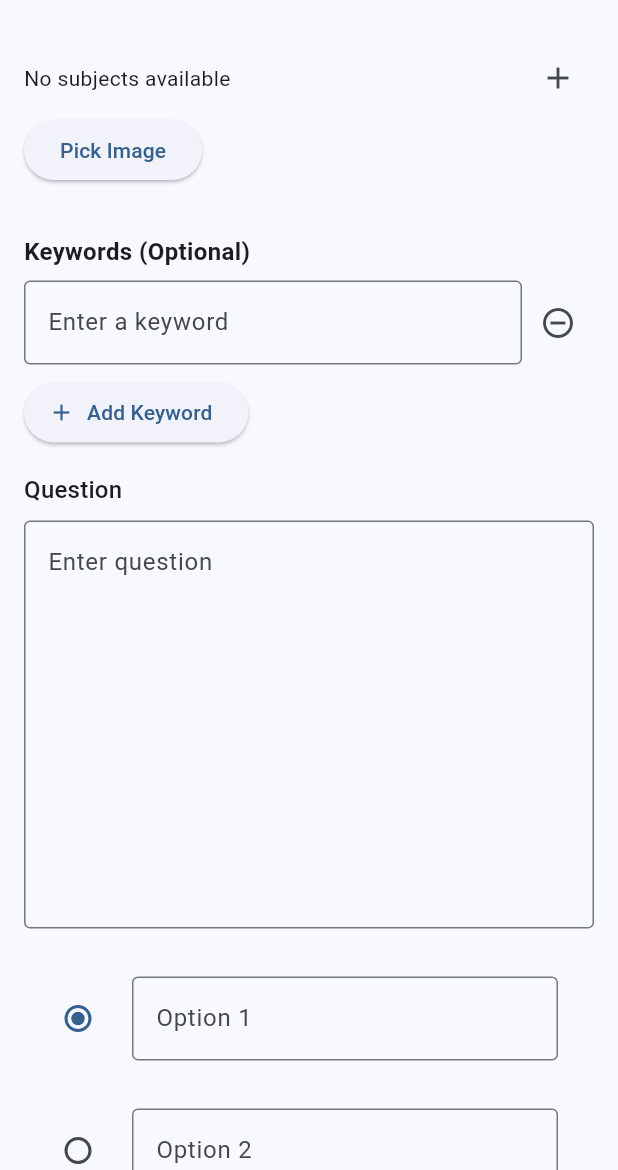
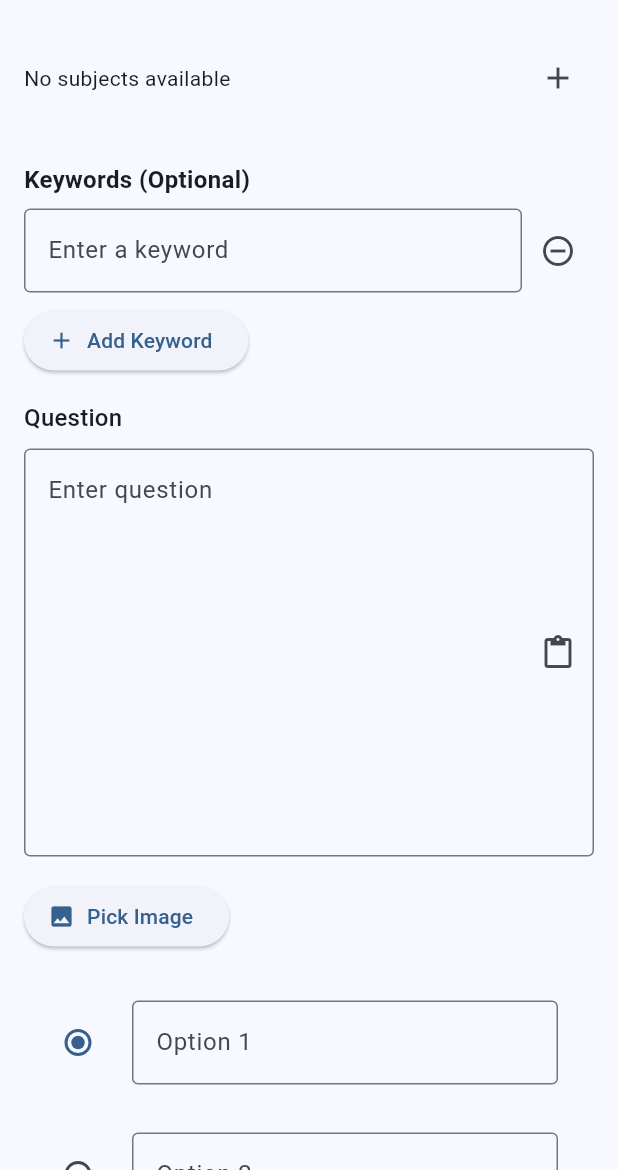
Before and after one commit to semi1204/--------------------, a Flutter app: the AddQuizPage screen opened directly, on a phone screen of 412 x 824 dp, the part 66-1236 px from its top. Run offline on Flutter 3.47's test engine with Material 3 defaults, Android fonts, the phone set to English and light mode, and no system bars; our stand-ins replace cloud_firestore, firebase_auth, firebase_core, firebase_storage, flutter_markdown, google_sign_in and 2 more; missing offline and left inert: markdown; accounts and stored records are empty.

Commit message:
이미지 picker사용하고 addquizpage 코드 모듈화 해놓음

```diff
--- a/lib/pages/add_quiz_page.dart
+++ b/lib/pages/add_quiz_page.dart
@@ -1,16 +1,16 @@
 import 'package:flutter/material.dart';
-import 'package:flutter_markdown/flutter_markdown.dart';
 import 'package:provider/provider.dart';
 import '../services/quiz_service.dart';
 import '../models/quiz.dart';
 import 'package:logger/logger.dart';
 import '../widgets/subject_dropdown_with_add_button.dart';
 import '../widgets/quiz_type_dropdown_with_add_button.dart';
-import 'package:markdown/markdown.dart' as md;
+import '../widgets/markdown_field.dart';
+import '../widgets/keyword_fields.dart';
+import '../widgets/option_fields.dart';
 import 'dart:io';
 import 'package:firebase_storage/firebase_storage.dart';
 import 'package:image_picker/image_picker.dart';
-import 'package:permission_handler/permission_handler.dart';
 
 class AddQuizPage extends StatefulWidget {
   const AddQuizPage({super.key});
@@ -24,7 +24,7 @@ class _AddQuizPageState extends State<AddQuizPage> {
   late final Logger _logger;
   late final QuizService _quizService;
   File? _image;
-  String? _imageUrl; // 이 부분을 다시 추가했습니다.
+  String? _imageUrl;
 
   String? _selectedSubjectId;
   String? _selectedTypeId;
@@ -45,7 +45,6 @@ class _AddQuizPageState extends State<AddQuizPage> {
     _logger = Provider.of<Logger>(context, listen: false);
     _quizService = Provider.of<QuizService>(context, listen: false);
     _logger.i('AddQuizPage initialized');
-    _requestPermissions();
   }
 
   @override
@@ -100,14 +99,6 @@ class _AddQuizPageState extends State<AddQuizPage> {
                 },
                 onAddPressed: () => _showAddDialog(isSubject: true),
               ),
-              ElevatedButton(
-                onPressed: _pickImage,
-                child: const Text('Pick Image'),
-              ),
-              if (_image != null)
-                Image.file(_image!, height: 200)
-              else if (_imageUrl != null)
-                Image.network(_imageUrl!, height: 200),
               const SizedBox(height: 16),
               if (_selectedSubjectId != null)
                 QuizTypeDropdownWithAddButton(
@@ -124,27 +115,63 @@ class _AddQuizPageState extends State<AddQuizPage> {
                   onAddPressed: () => _showAddDialog(isSubject: false),
                 ),
               const SizedBox(height: 16),
-              _buildKeywordFields(),
+              KeywordFields(
+                controllers: _keywordControllers,
+                logger: _logger,
+              ),
               const SizedBox(height: 16),
-              // 수정된 부분: Markdown 위젯 사용
-              _buildMarkdownField(
+              MarkdownField(
                 controller: _questionController,
                 labelText: 'Question',
                 validator: (value) =>
                     value!.isEmpty ? 'Please enter a question' : null,
+                isPreviewMode: _isPreviewMode,
+                logger: _logger,
               ),
               const SizedBox(height: 16),
-              ..._buildOptionFields(),
+              if (_image == null)
+                ElevatedButton.icon(
+                  icon: const Icon(Icons.image),
+                  label: const Text('Pick Image'),
+                  onPressed: _pickImage,
+                )
+              else
+                Column(
+                  children: [
+                    Image.file(_image!),
+                    const SizedBox(height: 8),
+                    ElevatedButton.icon(
+                      icon: const Icon(Icons.edit),
+                      label: const Text('Change Image'),
+                      onPressed: _pickImage,
+                    ),
+                  ],
+                ),
               const SizedBox(height: 16),
-              // 수정된 부분: Markdown 위젯 사용
-              _buildMarkdownField(
+              OptionFields(
+                controllers: _optionControllers,
+                correctOptionIndex: _correctOptionIndex,
+                onOptionChanged: (value) {
+                  setState(() {
+                    _correctOptionIndex = value!;
+                  });
+                },
+                logger: _logger,
+              ),
+              const SizedBox(height: 16),
+              MarkdownField(
                 controller: _explanationController,
                 labelText: 'Explanation',
                 validator: (value) =>
                     value!.isEmpty ? 'Please enter an explanation' : null,
+                isPreviewMode: _isPreviewMode,
+                logger: _logger,
               ),
               const SizedBox(height: 20),
-              _buildSubmitButton(),
+              ElevatedButton(
+                onPressed: _submitQuiz,
+                child: const Text('Add Quiz'),
+              ),
             ],
           ),
         ),
@@ -153,15 +180,9 @@ class _AddQuizPageState extends State<AddQuizPage> {
   }
 
   Future<void> _pickImage() async {
-    _logger.i('Picking image for quiz');
+    _logger.i('Attempting to pick image for quiz');
 
-    // 권한 체크 추가
-    PermissionStatus photoStatus = await Permission.photos.status;
-    if (!photoStatus.isGranted) {
-      _logger.w('Photo permission not granted');
-      return;
-    }
-
+    try {
       final picker = ImagePicker();
       final pickedFile = await picker.pickImage(source: ImageSource.gallery);
 
@@ -173,57 +194,15 @@ class _AddQuizPageState extends State<AddQuizPage> {
       } else {
         _logger.w('No image selected');
       }
+    } catch (e) {
+      _logger.e('Error picking image: $e');
+      if (mounted) {
+        ScaffoldMessenger.of(context).showSnackBar(
+          const SnackBar(
+              content: Text('Failed to pick image. Please try again.')),
+        );
       }
-
-  // Markdown 필드 빌드
-  Widget _buildMarkdownField({
-    required TextEditingController controller,
-    required String labelText,
-    required String? Function(String?)? validator,
-  }) {
-    return Column(
-      crossAxisAlignment: CrossAxisAlignment.start,
-      children: [
-        Text(labelText, style: Theme.of(context).textTheme.titleMedium),
-        const SizedBox(height: 8),
-        if (_isPreviewMode)
-          Container(
-            height: 200,
-            decoration: BoxDecoration(
-              border: Border.all(color: Colors.grey),
-              borderRadius: BorderRadius.circular(4),
-            ),
-            child: Markdown(
-              data: controller.text,
-              selectable: true,
-              extensionSet: md.ExtensionSet([
-                md.TableSyntax(),
-              ], md.ExtensionSet.gitHubFlavored.inlineSyntaxes),
-              styleSheet: MarkdownStyleSheet(
-                p: const TextStyle(fontSize: 16),
-                tableBody: const TextStyle(fontSize: 14),
-                tableBorder: TableBorder.all(color: Colors.grey),
-                tableColumnWidth: const FixedColumnWidth(120),
-                tableCellsPadding: const EdgeInsets.all(4),
-              ),
-            ),
-          )
-        else
-          TextFormField(
-            controller: controller,
-            decoration: InputDecoration(
-              border: const OutlineInputBorder(),
-              hintText: 'Enter ${labelText.toLowerCase()}',
-            ),
-            maxLines: 10,
-            validator: validator,
-            onChanged: (value) {
-              setState(() {});
-              _logger.i('Text changed in $labelText field');
-            },
-          ),
-      ],
-    );
+    }
   }
 
   Future<void> _showAddDialog({required bool isSubject}) async {
@@ -278,108 +257,6 @@ class _AddQuizPageState extends State<AddQuizPage> {
           ],
         );
       },
-    );
-  }
-
-  Future<void> _requestPermissions() async {
-    _logger.i('Requesting permissions');
-    Map<Permission, PermissionStatus> statuses = await [
-      Permission.photos,
-      Permission.camera,
-    ].request();
-    _logger.i('Permission statuses: $statuses');
-  }
-
-  Widget _buildKeywordFields() {
-    return Column(
-      crossAxisAlignment: CrossAxisAlignment.start,
-      children: [
-        const Text('Keywords (Optional)',
-            style: TextStyle(fontSize: 16, fontWeight: FontWeight.bold)),
-        const SizedBox(height: 8),
-        ..._keywordControllers.map((controller) => Padding(
-              padding: const EdgeInsets.only(bottom: 8.0),
-              child: Row(
-                children: [
-                  Expanded(
-                    child: TextFormField(
-                      controller: controller,
-                      decoration: const InputDecoration(
-                        hintText: 'Enter a keyword',
-                        border: OutlineInputBorder(),
-                      ),
-                    ),
-                  ),
-                  IconButton(
-                    icon: const Icon(Icons.remove_circle_outline),
-                    onPressed: () => _removeKeywordField(controller),
-                  ),
-                ],
-              ),
-            )),
-        ElevatedButton.icon(
-          icon: const Icon(Icons.add),
-          label: const Text('Add Keyword'),
-          onPressed: _addKeywordField,
-        ),
-      ],
-    );
-  }
-
-  void _removeKeywordField(TextEditingController controller) {
-    setState(() {
-      _keywordControllers.remove(controller);
-      controller.dispose();
-    });
-    _logger.i('Removed keyword field');
-  }
-
-  void _addKeywordField() {
-    setState(() {
-      _keywordControllers.add(TextEditingController());
-    });
-    _logger.i('Added new keyword field');
-  }
-
-  List<Widget> _buildOptionFields() {
-    _logger.i('Building option fields');
-    return List.generate(5, (index) {
-      return Padding(
-        padding: const EdgeInsets.symmetric(vertical: 8.0),
-        child: RadioListTile<int>(
-          title: TextFormField(
-            controller: _optionControllers[index],
-            decoration: InputDecoration(
-              labelText: 'Option ${index + 1}',
-              border: const OutlineInputBorder(),
-            ),
-            validator: (value) {
-              if (value == null || value.isEmpty) {
-                _logger.w('Option ${index + 1} is empty');
-                return 'Please enter an option';
-              }
-              return null;
-            },
-          ),
-          value: index,
-          groupValue: _correctOptionIndex,
-          onChanged: (int? value) {
-            if (value != null && value != _correctOptionIndex) {
-              setState(() {
-                _correctOptionIndex = value;
-              });
-              _logger.i('Correct option changed to: ${value + 1}');
-            }
-          },
-        ),
-      );
-    });
-  }
-
-  Widget _buildSubmitButton() {
-    return ElevatedButton(
-      onPressed: _submitQuiz,
-      child: const Text('Add Quiz'),
     );
   }
 
@@ -461,5 +338,6 @@ class _AddQuizPageState extends State<AddQuizPage> {
       _image = null;
       _imageUrl = null;
     });
+    _logger.i('Form reset completed');
   }
 }
--- /dev/null
+++ b/lib/widgets/keyword_fields.dart
@@ -0,0 +1,70 @@
+import 'package:flutter/material.dart';
+import 'package:logger/logger.dart';
+
+class KeywordFields extends StatefulWidget {
+  final List<TextEditingController> controllers;
+  final Logger logger;
+
+  const KeywordFields({
+    super.key,
+    required this.controllers,
+    required this.logger,
+  });
+
+  @override
+  State<KeywordFields> createState() => _KeywordFieldsState();
+}
+
+class _KeywordFieldsState extends State<KeywordFields> {
+  void _removeKeywordField(TextEditingController controller) {
+    setState(() {
+      widget.controllers.remove(controller);
+      controller.dispose();
+    });
+    widget.logger.i('Removed keyword field');
+  }
+
+  void _addKeywordField() {
+    setState(() {
+      widget.controllers.add(TextEditingController());
+    });
+    widget.logger.i('Added new keyword field');
+  }
+
+  @override
+  Widget build(BuildContext context) {
+    return Column(
+      crossAxisAlignment: CrossAxisAlignment.start,
+      children: [
+        const Text('Keywords (Optional)',
+            style: TextStyle(fontSize: 16, fontWeight: FontWeight.bold)),
+        const SizedBox(height: 8),
+        ...widget.controllers.map((controller) => Padding(
+              padding: const EdgeInsets.only(bottom: 8.0),
+              child: Row(
+                children: [
+                  Expanded(
+                    child: TextFormField(
+                      controller: controller,
+                      decoration: const InputDecoration(
+                        hintText: 'Enter a keyword',
+                        border: OutlineInputBorder(),
+                      ),
+                    ),
+                  ),
+                  IconButton(
+                    icon: const Icon(Icons.remove_circle_outline),
+                    onPressed: () => _removeKeywordField(controller),
+                  ),
+                ],
+              ),
+            )),
+        ElevatedButton.icon(
+          icon: const Icon(Icons.add),
+          label: const Text('Add Keyword'),
+          onPressed: _addKeywordField,
+        ),
+      ],
+    );
+  }
+}
--- /dev/null
+++ b/lib/widgets/markdown_field.dart
@@ -0,0 +1,131 @@
+import 'package:flutter/material.dart';
+import 'package:flutter/services.dart';
+import 'package:flutter_markdown/flutter_markdown.dart';
+import 'package:markdown/markdown.dart' as md;
+import 'package:logger/logger.dart';
+import 'package:firebase_storage/firebase_storage.dart';
+
+class MarkdownField extends StatefulWidget {
+  final TextEditingController controller;
+  final String labelText;
+  final String? Function(String?)? validator;
+  final bool isPreviewMode;
+  final Logger logger;
+
+  const MarkdownField({
+    super.key, // 수정: super.key 사용
+    required this.controller,
+    required this.labelText,
+    required this.validator,
+    required this.isPreviewMode,
+    required this.logger,
+  });
+
+  @override
+  State<MarkdownField> createState() =>
+      _MarkdownFieldState(); // 수정: State<MarkdownField> 사용
+}
+
+class _MarkdownFieldState extends State<MarkdownField> {
+  @override
+  Widget build(BuildContext context) {
+    return Column(
+      crossAxisAlignment: CrossAxisAlignment.start,
+      children: [
+        Text(widget.labelText, style: Theme.of(context).textTheme.titleMedium),
+        const SizedBox(height: 8),
+        if (widget.isPreviewMode)
+          Container(
+            height: 200,
+            decoration: BoxDecoration(
+              border: Border.all(color: Colors.grey),
+              borderRadius: BorderRadius.circular(4),
+            ),
+            child: Markdown(
+              data: widget.controller.text,
+              selectable: true,
+              extensionSet: md.ExtensionSet([
+                md.TableSyntax(),
+              ], md.ExtensionSet.gitHubFlavored.inlineSyntaxes),
+              styleSheet: MarkdownStyleSheet(
+                p: const TextStyle(fontSize: 16),
+                tableBody: const TextStyle(fontSize: 14),
+                tableBorder: TableBorder.all(color: Colors.grey),
+                tableColumnWidth: const FixedColumnWidth(120),
+                tableCellsPadding: const EdgeInsets.all(4),
+              ),
+            ),
+          )
+        else
+          TextFormField(
+            controller: widget.controller,
+            decoration: InputDecoration(
+              border: const OutlineInputBorder(),
+              hintText: 'Enter ${widget.labelText.toLowerCase()}',
+              suffixIcon: IconButton(
+                icon: const Icon(Icons.paste),
+                onPressed: _pasteImage,
+              ),
+            ),
+            maxLines: 10,
+            validator: widget.validator,
+            onChanged: (value) {
+              widget.logger.i('Text changed in ${widget.labelText} field');
+            },
+          ),
+      ],
+    );
+  }
+
+  Future<void> _pasteImage() async {
+    widget.logger.i('Attempting to paste image');
+    try {
+      ClipboardData? data = await Clipboard.getData(
+          Clipboard.kTextPlain); // 수정: Clipboard.kTextPlain 사용
+      if (data != null && data.text != null) {
+        // 수정: data.text 사용
+        String imageName =
+            'pasted_image_${DateTime.now().millisecondsSinceEpoch}.png';
+        String imageUrl =
+            await _uploadImage(data.text!, imageName); // 수정: data.text! 사용
+        _insertImageMarkdown(imageUrl);
+        widget.logger.i('Image pasted successfully');
+      } else {
+        widget.logger.w('No image data found in clipboard');
+      }
+    } catch (e) {
+      widget.logger.e('Error pasting image: $e');
+    }
+  }
+
+  Future<String> _uploadImage(String imageData, String imageName) async {
+    widget.logger.i('Uploading image to Firebase Storage: $imageName');
+    try {
+      FirebaseStorage storage = FirebaseStorage.instance;
+      Reference ref = storage.ref().child('images/$imageName');
+      UploadTask uploadTask = ref.putString(imageData,
+          format: PutStringFormat.dataUrl); // 수정: putString 메서드 사용
+      TaskSnapshot snapshot = await uploadTask;
+      String downloadUrl = await snapshot.ref.getDownloadURL();
+      widget.logger.i('Image uploaded successfully: $downloadUrl');
+      return downloadUrl;
+    } catch (e) {
+      widget.logger.e('Error uploading image: $e');
+      rethrow;
+    }
+  }
+
+  void _insertImageMarkdown(String imageUrl) {
+    final currentText = widget.controller.text;
+    final cursorPosition = widget.controller.selection.base.offset;
+    final markdownImage = '![image]($imageUrl)';
+    final newText = currentText.substring(0, cursorPosition) +
+        markdownImage +
+        currentText.substring(cursorPosition);
+    widget.controller.value = TextEditingValue(
+      text: newText,
+      selection: TextSelection.collapsed(
+          offset: cursorPosition + markdownImage.length),
+    );
+  }
+}
--- /dev/null
+++ b/lib/widgets/option_fields.dart
@@ -0,0 +1,53 @@
+import 'package:flutter/material.dart';
+import 'package:logger/logger.dart';
+
+class OptionFields extends StatelessWidget {
+  final List<TextEditingController> controllers;
+  final int correctOptionIndex;
+  final Function(int?) onOptionChanged;
+  final Logger logger;
+
+  const OptionFields({
+    super.key,
+    required this.controllers,
+    required this.correctOptionIndex,
+    required this.onOptionChanged,
+    required this.logger,
+  });
+
+  @override
+  Widget build(BuildContext context) {
+    logger.i('Building option fields');
+    return Column(
+      children: List.generate(controllers.length, (index) {
+        return Padding(
+          padding: const EdgeInsets.symmetric(vertical: 8.0),
+          child: RadioListTile<int>(
+            title: TextFormField(
+              controller: controllers[index],
+              decoration: InputDecoration(
+                labelText: 'Option ${index + 1}',
+                border: const OutlineInputBorder(),
+              ),
+              validator: (value) {
+                if (value == null || value.isEmpty) {
+                  logger.w('Option ${index + 1} is empty');
+                  return 'Please enter an option';
+                }
+                return null;
+              },
+            ),
+            value: index,
+            groupValue: correctOptionIndex,
+            onChanged: (int? value) {
+              if (value != null && value != correctOptionIndex) {
+                onOptionChanged(value);
+                logger.i('Correct option changed to: ${value + 1}');
+              }
+            },
+          ),
+        );
+      }),
+    );
+  }
+}
```
Also changed, not shown: 1 other file. Lines whose indentation alone changed are shown as unchanged.
